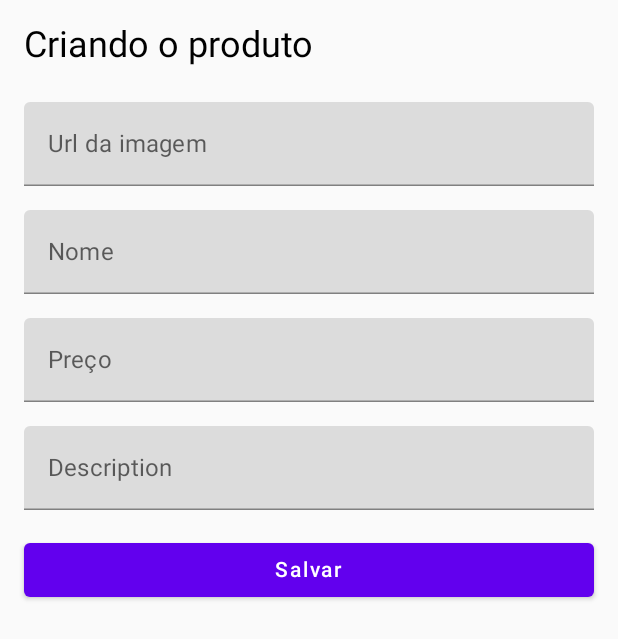
After one commit to alexfelipe/aluvery-estados, an Android app built with Jetpack Compose: the FormProductActivity screen opened directly, with no data from a screen before it, on a phone screen of 412 x 824 dp. The commit adds this screen. Shown: the top 639 px of the screen. Run offline under Robolectric (Android 15) with nearby library versions, the phone set to English and light mode, and no system bars; pictures from the network do not load.

Commit message:
salvando produtos

```diff
--- a/app/src/main/AndroidManifest.xml
+++ b/app/src/main/AndroidManifest.xml
@@ -19,13 +19,17 @@
             android:name=".MainActivity"
             android:exported="true"
             android:label="@string/app_name"
-            android:theme="@style/Theme.Aluvery">
+            android:theme="@style/Theme.Aluvery"
+            android:windowSoftInputMode="adjustResize">
             <intent-filter>
                 <action android:name="android.intent.action.MAIN" />
 
                 <category android:name="android.intent.category.LAUNCHER" />
             </intent-filter>
         </activity>
+        <activity
+            android:name=".ui.activities.FormProductActivity"
+            android:windowSoftInputMode="adjustResize" />
     </application>
 
 </manifest>
--- a/app/src/main/java/br/com/alura/aluvery/model/Product.kt
+++ b/app/src/main/java/br/com/alura/aluvery/model/Product.kt
@@ -1,8 +1,10 @@
 package br.com.alura.aluvery.model
 
 import java.math.BigDecimal
+import java.util.*
 
-class Product(
+data class Product(
+    val id: String = UUID.randomUUID().toString(),
     val name: String,
     val price: BigDecimal,
     val image: String? = null,
--- /dev/null
+++ b/app/src/main/java/br/com/alura/aluvery/ui/activities/FormProductActivity.kt
@@ -0,0 +1,163 @@
+package br.com.alura.aluvery.ui.activities
+
+import android.os.Bundle
+import android.util.Log
+import androidx.activity.ComponentActivity
+import androidx.activity.compose.setContent
+import androidx.compose.foundation.layout.*
+import androidx.compose.foundation.rememberScrollState
+import androidx.compose.foundation.verticalScroll
+import androidx.compose.material.Button
+import androidx.compose.material.Text
+import androidx.compose.material.TextField
+import androidx.compose.runtime.*
+import androidx.compose.ui.Modifier
+import androidx.compose.ui.layout.ContentScale
+import androidx.compose.ui.res.painterResource
+import androidx.compose.ui.tooling.preview.Preview
+import androidx.compose.ui.unit.dp
+import androidx.compose.ui.unit.sp
+import androidx.lifecycle.lifecycleScope
+import br.com.alura.aluvery.R
+import br.com.alura.aluvery.dao.ProductDao
+import br.com.alura.aluvery.model.Product
+import coil.compose.AsyncImage
+import kotlinx.coroutines.launch
+import java.math.BigDecimal
+
+class FormProductActivity : ComponentActivity() {
+
+    private val dao by lazy {
+        ProductDao()
+    }
+
+    override fun onCreate(savedInstanceState: Bundle?) {
+        super.onCreate(savedInstanceState)
+        setContent {
+            FormVideoScreen(onSaveClick = {
+                lifecycleScope.launch {
+                    dao.save(it)
+                    finish()
+                }
+            })
+        }
+    }
+
+}
+
+@Composable
+fun FormVideoScreen(
+    imageUrl: String = "",
+    onSaveClick: (Product) -> Unit = {}
+) {
+    Column(
+        Modifier
+            .padding(16.dp)
+            .verticalScroll(rememberScrollState()),
+        verticalArrangement = Arrangement.spacedBy(16.dp),
+    ) {
+        Text(
+            text = "Criando o produto",
+            Modifier.padding(bottom = 8.dp),
+            fontSize = 24.sp
+        )
+        var urlState by remember {
+            mutableStateOf(imageUrl)
+        }
+        var nameState by remember {
+            mutableStateOf("")
+        }
+        var priceState by remember {
+            mutableStateOf("")
+        }
+        var descriptionState by remember {
+            mutableStateOf("")
+        }
+        //TODO implementar debounce
+        if (urlState.isNotBlank()) {
+            AsyncImage(
+                model = urlState,
+                contentDescription = null,
+                Modifier
+                    .height(200.dp)
+                    .fillMaxWidth(),
+                placeholder = painterResource(id = R.drawable.placeholder),
+                error = painterResource(id = R.drawable.placeholder),
+                contentScale = ContentScale.Crop,
+            )
+        }
+        TextField(
+            value = urlState,
+            onValueChange = {
+                urlState = it
+            },
+            Modifier.fillMaxWidth(),
+            label = {
+                Text(text = "Url da imagem")
+            }
+        )
+        TextField(
+            value = nameState,
+            onValueChange = {
+                nameState = it
+            },
+            Modifier.fillMaxWidth(),
+            label = {
+                Text(text = "Nome")
+            }
+        )
+        TextField(
+            value = priceState,
+            onValueChange = {
+                priceState = it
+            },
+            Modifier.fillMaxWidth(),
+            label = {
+                Text(text = "Preço")
+            }
+        )
+        TextField(
+            value = descriptionState,
+            onValueChange = {
+                descriptionState = it
+            },
+            Modifier.fillMaxWidth(),
+            label = {
+                Text(text = "Description")
+            }
+        )
+        Button(
+            onClick = {
+                val price = try {
+                    BigDecimal(priceState)
+                } catch (e: Exception) {
+                    BigDecimal("0.00")
+                }
+
+                onSaveClick(
+                    Product(
+                        name = nameState,
+                        price = price,
+                        image = urlState,
+                        description = descriptionState
+                    )
+                )
+            },
+            Modifier.fillMaxWidth()
+        ) {
+            Text("Salvar")
+        }
+    }
+}
+
+@Preview(showBackground = true)
+@Composable
+private fun FormProductScreenPreview() {
+    FormVideoScreen()
+}
+
+@Preview(showBackground = true)
+@Composable
+fun FormVideoScreenWithUrlForImageScreen() {
+    FormVideoScreen(imageUrl = "a")
+}
--- a/app/src/main/java/br/com/alura/aluvery/ui/screens/HomeScreen.kt
+++ b/app/src/main/java/br/com/alura/aluvery/ui/screens/HomeScreen.kt
@@ -19,9 +19,10 @@ import br.com.alura.aluvery.ui.theme.AluveryTheme
 @Composable
 fun HomeScreen(
     sections: Map<String, List<Product>>,
+    modifier: Modifier = Modifier,
     searchText: String = ""
 ) {
-    Column {
+    Column(modifier) {
         var text by remember {
             mutableStateOf(searchText)
         }
```
Also changed, not shown: app/src/main/java/br/com/alura/aluvery/MainActivity.kt (+68 -5 lines), app/src/main/java/br/com/alura/aluvery/dao/ProductDao.kt (added, +32 -0 lines), app/src/main/java/br/com/alura/aluvery/ui/components/CardProductItem.kt (+6 -4 lines). Lines whose indentation alone changed are shown as unchanged.
